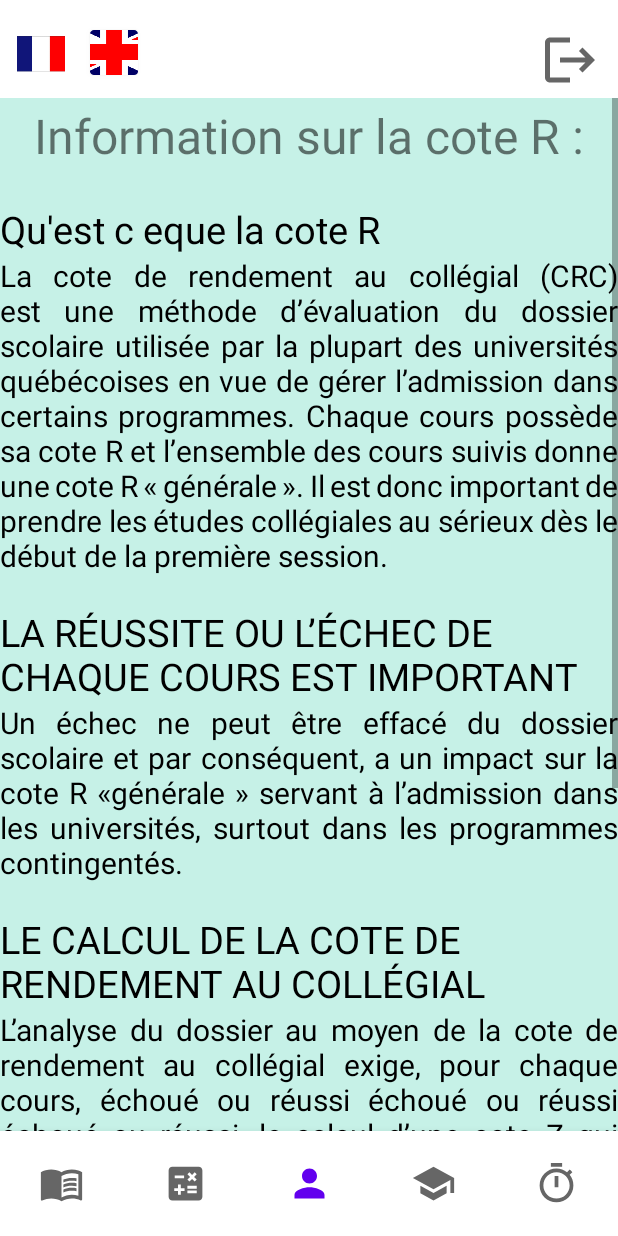
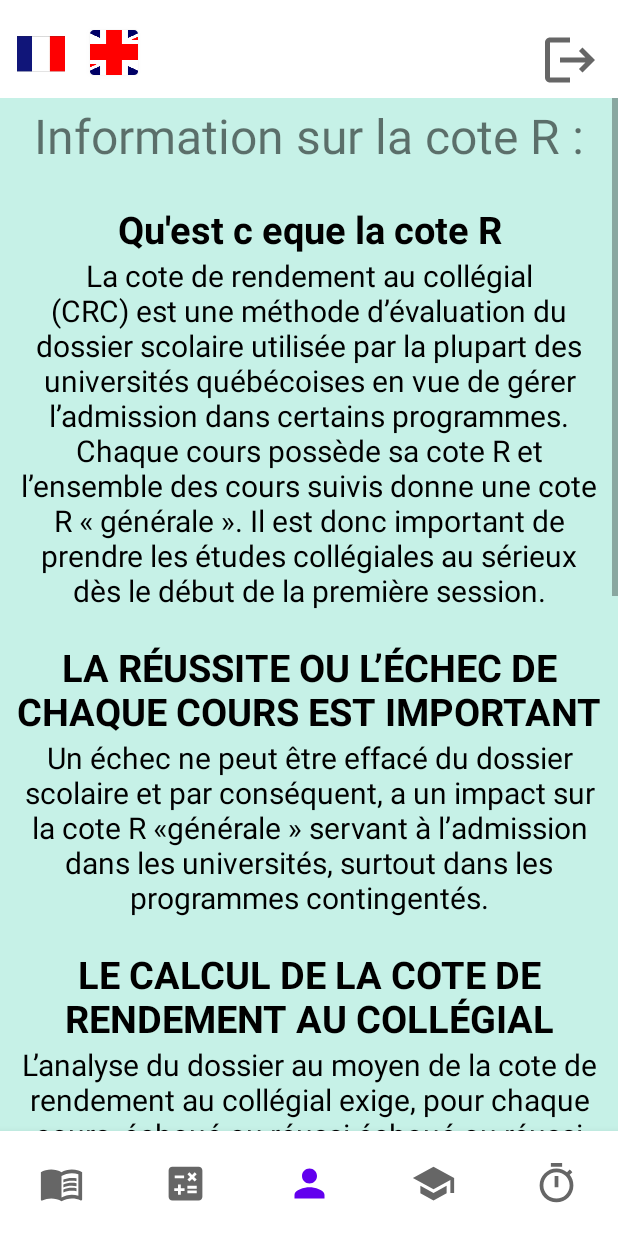
Before and after one commit to miska1234/H22-GRP01-EQUIPE07-COTE_R, an Android app: the fragment EchangeLivreFragment placed in its activity, on a phone screen of 412 x 824 dp. Run offline under Robolectric (Android 15) with nearby library versions, the phone set to English and light mode, and no system bars; our stand-ins replace Firebase (no records; nobody signed in at launch, a user with empty details on screens opened directly).

Commit message:
fini information cote r

```diff
--- a/app/src/main/res/layout/fragment_echange_livre.xml
+++ b/app/src/main/res/layout/fragment_echange_livre.xml
@@ -3,26 +3,25 @@
     android:layout_width="wrap_content"
     android:layout_height="wrap_content"
     android:background="@color/turquoise"
-    android:orientation="vertical"
-    >
-
+    android:orientation="vertical">
 
 
     <RelativeLayout
         android:layout_width="match_parent"
         android:layout_height="65dp"
-        android:background="@color/white"/>
+        android:background="@color/white" />
 
     <ScrollView
         android:layout_width="wrap_content"
-        android:layout_height="match_parent"
-        >
+        android:layout_height="match_parent">
+
         <LinearLayout
+            android:layout_width="match_parent"
+            android:layout_height="wrap_content"
             android:orientation="vertical"
-            android:layout_width="match_parent"
-            android:layout_height="match_parent"
 
             >
+
             <RelativeLayout
                 android:layout_width="match_parent"
                 android:layout_height="50dp">
@@ -31,7 +30,7 @@
                     android:layout_width="wrap_content"
                     android:layout_height="wrap_content"
                     android:layout_centerInParent="true"
-            android:text="Information sur la cote R :"
+                    android:text="@string/information_sur_la_cote_r"
                     android:textSize="32sp" />
 
             </RelativeLayout>
@@ -42,15 +41,20 @@
                 android:layout_width="match_parent"
                 android:layout_height="wrap_content"
                 android:layout_marginTop="20dp"
+                android:gravity="center"
                 android:text="Qu'est c eque la cote R"
                 android:textColor="@color/black"
-        android:textSize="25sp" />
+                android:textSize="25sp"
+                android:textStyle="bold" />
 
             <TextView
                 android:id="@+id/textDefinitionCoteR"
+
                 android:layout_width="match_parent"
                 android:layout_height="wrap_content"
-        android:justificationMode="inter_word"
+                android:layout_marginLeft="10dp"
+                android:layout_marginRight="10dp"
+                android:gravity="center"
                 android:text="@string/defintion_cote_r"
                 android:textColor="@color/black"
                 android:textSize="20sp" />
@@ -60,18 +64,20 @@
                 android:layout_width="match_parent"
                 android:layout_height="wrap_content"
                 android:layout_marginTop="20dp"
-                android:text="LA RÉUSSITE OU L’ÉCHEC DE CHAQUE COURS EST IMPORTANT"
+                android:gravity="center"
+                android:text="@string/titre_echec"
                 android:textColor="@color/black"
-                android:textSize="25sp" />
+                android:textSize="25sp"
+                android:textStyle="bold" />
 
             <TextView
                 android:id="@+id/textRéussiteImportante"
                 android:layout_width="match_parent"
                 android:layout_height="wrap_content"
-        android:justificationMode="inter_word"
-        android:text="Un échec ne peut être effacé du dossier scolaire et par conséquent, a un impact sur
-la cote R «générale » servant à l’admission dans les universités, surtout dans les
-programmes contingentés. "
+                android:layout_marginLeft="10dp"
+                android:layout_marginRight="10dp"
+                android:gravity="center"
+                android:text="@string/text_échec"
                 android:textColor="@color/black"
                 android:textSize="20sp" />
 
@@ -80,25 +86,42 @@ programmes contingentés. "
                 android:layout_width="match_parent"
                 android:layout_height="wrap_content"
                 android:layout_marginTop="20dp"
-        android:text="LE CALCUL DE LA COTE DE RENDEMENT AU COLLÉGIAL"
+                android:gravity="center"
+                android:text="@string/titre_rendement"
                 android:textColor="@color/black"
-        android:textSize="25sp" />
+                android:textSize="25sp"
+                android:textStyle="bold" />
 
             <TextView
                 android:id="@+id/textCommentCaculerCoteR"
                 android:layout_width="match_parent"
                 android:layout_height="wrap_content"
-        android:justificationMode="inter_word"
-        android:text="L’analyse du dossier au moyen de la cote de rendement au collégial exige, pour
-chaque cours, échoué ou réussi échoué ou réussi échoué ou réussi, le calcul d’une cote Z qui permet d’exprimer la
-position relative d’un élève dans un groupe et le calcul d’un facteur de correction
-(IFG), qui permet d’estimer la force relative du groupe par rapport à celle des autres
-groupes. Ces calculs sont effectués à la demande de la Conférence des recteurs et des
-principaux des universités du Québec (CREPUQ) par le ministère de l’Éducation du ministère de l’Éducation du
-Loisir et du Sport pour chacune des notes inscrites Loisir et du Sport au bulletin, à l’exception des
-notes des cours d’appoint.
-La formule de calcul de la cote de rendement au collégial (CRC) est la suivante :
-CRC = (Z+IFG+5) x 5*  "
+                android:layout_marginLeft="10dp"
+                android:layout_marginRight="10dp"
+                android:gravity="center"
+                android:text="@string/text_rendement"
+                android:textColor="@color/black"
+                android:textSize="20sp" />
+
+            <TextView
+                android:id="@+id/textTitreExempleCoteR"
+                android:layout_width="match_parent"
+                android:layout_height="wrap_content"
+                android:layout_marginTop="20dp"
+                android:gravity="center"
+                android:text="@string/TitreCoteR"
+                android:textColor="@color/black"
+                android:textSize="25sp"
+                android:textStyle="bold" />
+
+            <TextView
+                android:id="@+id/textExempleCoteR"
+                android:layout_width="match_parent"
+                android:layout_height="wrap_content"
+                android:layout_marginLeft="10dp"
+                android:layout_marginRight="10dp"
+                android:gravity="center"
+                android:text="@string/TextExempleCoteR"
                 android:textColor="@color/black"
                 android:textSize="20sp" />
         </LinearLayout>
--- a/app/src/main/res/values/strings.xml
+++ b/app/src/main/res/values/strings.xml
@@ -50,6 +50,13 @@
     <string name="nom_complet_profil">Nom complet</string>
     <string name="ajouter_cote_r">Ajouter Cote R</string>
     <string name="defintion_cote_r">La cote de rendement au collégial (CRC) est une méthode d’évaluation du dossier scolaire utilisée par la plupart des universités québécoises en vue de gérer l’admission dans certains programmes. Chaque cours possède sa cote R et l’ensemble des cours suivis donne une cote R « générale ». Il est donc important de prendre les études collégiales au sérieux dès le début de la première session.</string>
+    <string name="information_sur_la_cote_r">Information sur la cote R :</string>
+    <string name="text_échec">Un échec ne peut être effacé du dossier scolaire et par conséquent, a un impact sur la cote R «générale » servant à l’admission dans les universités, surtout dans les programmes contingentés.</string>
+    <string name="titre_echec">LA RÉUSSITE OU L’ÉCHEC DE CHAQUE COURS EST IMPORTANT</string>
+    <string name="titre_rendement">LE CALCUL DE LA COTE DE RENDEMENT AU COLLÉGIAL</string>
+    <string name="text_rendement">L’analyse du dossier au moyen de la cote de rendement au collégial exige, pour chaque cours, échoué ou réussi échoué ou réussi échoué ou réussi, le calcul d’une cote Z qui permet d’exprimer la position relative d’un élève dans un groupe et le calcul d’un facteur de correction (IFG), qui permet d’estimer la force relative du groupe par rapport à celle des autres groupes. Ces calculs sont effectués à la demande de la Conférence des recteurs et des principaux des universités du Québec (CREPUQ) par le ministère de l’Éducation du ministère de l’Éducation du Loisir et du Sport pour chacune des notes inscrites Loisir et du Sport au bulletin, à l’exception des notes des cours d’appoint. La formule de calcul de la cote de rendement au collégial (CRC) est la suivante : CRC = (Z+IFG+5) x 5*</string>
+    <string name="TitreCoteR">UNE COTE QUI SITUE L’ÉLÈVE PAR RAPPORT À LA MOYENNE DU GROUPE</string>
+    <string name="TextExempleCoteR">La plupart des cotes de rendement pour l’ensemble d’un dossier collégial se situent entre 15 et 35, voici un cadre de référence illustrant cet ordre de grandeur : entre 32 et 35 (85 % et plus) - notes très supérieures à la moyenne; entre 29,5 et 31,9 (80 % à 85 %) - notes supérieures à la moyenne; entre 26 et 29,4 (75 % à 80 %) - notes au-dessus de la moyenne; entre 20 et 25,9 (65 % à 75 %) - notes dans la moyenne.</string>
     <string-array name="langue">
         <item>Français</item>
         <item>Anglais</item>
```
Lines whose indentation alone changed are shown as unchanged.
